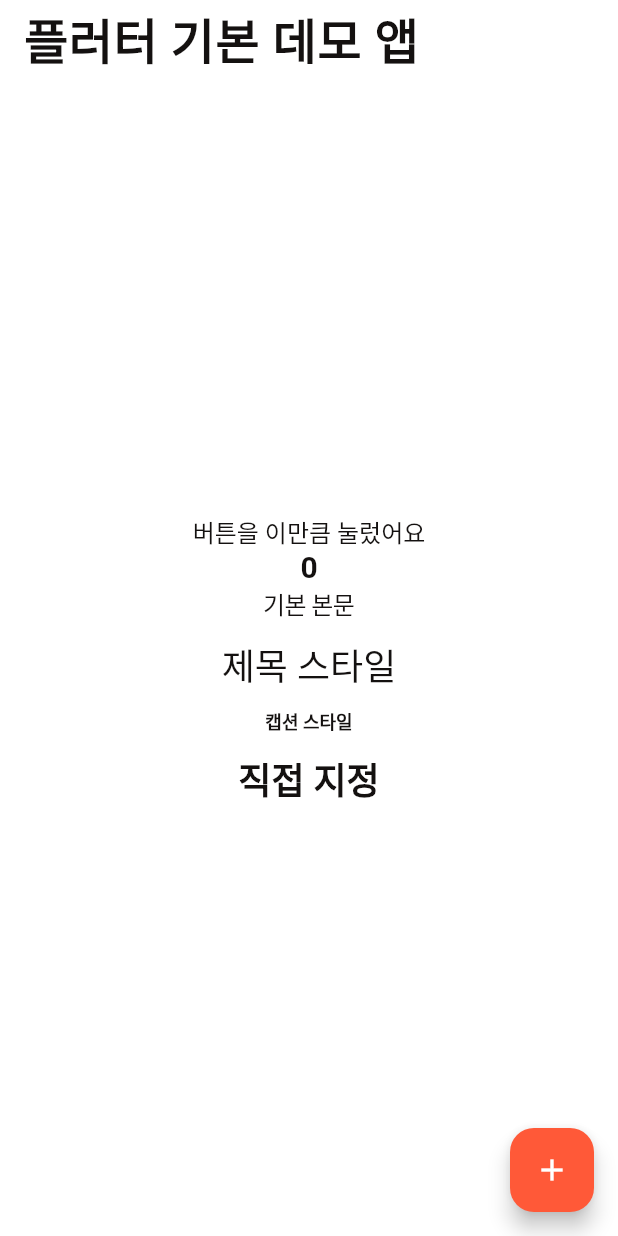
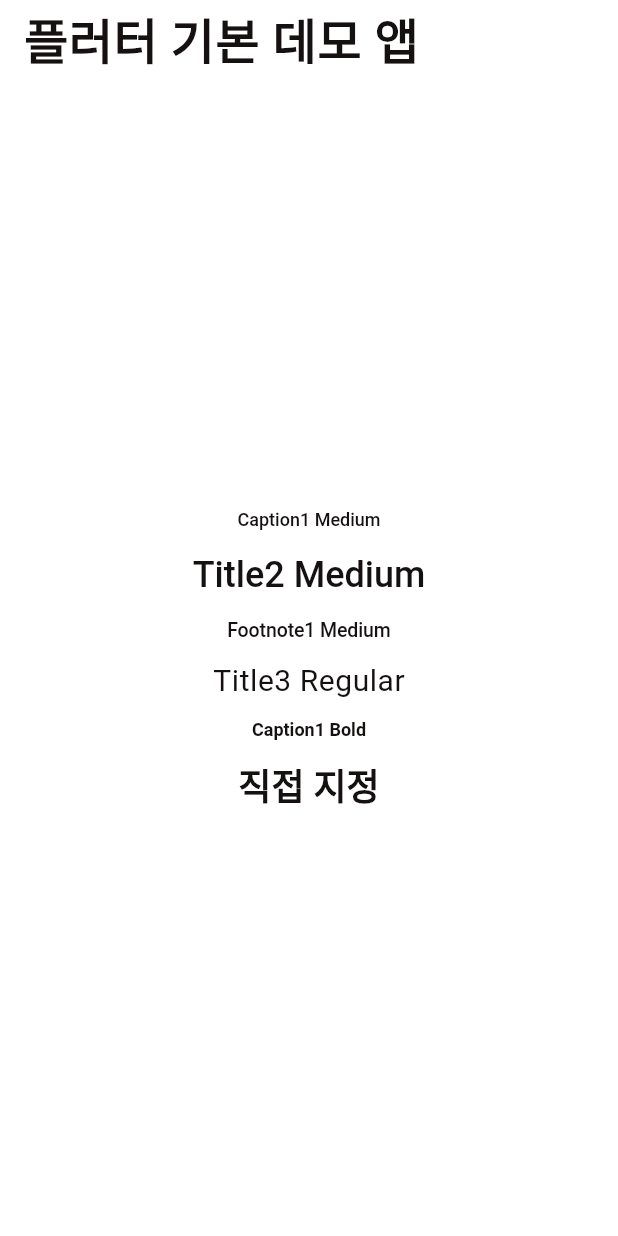
Before and after one commit to skku-sw-25f-capstone6/HealthyScanner, a Flutter app: the screen it shows after launch, on a phone screen of 412 x 824 dp. Run offline on Flutter 3.47's test engine with Material 3 defaults, Android fonts, the light colour scheme and no system bars; Roboto replaces fonts that are missing (NotoSansKR).

Commit message:
setting: 폰트 수정사항 반영

```diff
--- a/healthy_scanner/lib/main.dart
+++ b/healthy_scanner/lib/main.dart
@@ -22,16 +22,6 @@ class MyApp extends StatelessWidget {
 
 class MyHomePage extends StatefulWidget {
   const MyHomePage({super.key, required this.title});
-
-  // This widget is the home page of your application. It is stateful, meaning
-  // that it has a State object (defined below) that contains fields that affect
-  // how it looks.
-
-  // This class is the configuration for the state. It holds the values (in this
-  // case the title) provided by the parent (in this case the App widget) and
-  // used by the build method of the State. Fields in a Widget subclass are
-  // always marked "final".
-
   final String title;
 
   @override
@@ -39,77 +29,40 @@ class MyHomePage extends StatefulWidget {
 }
 
 class _MyHomePageState extends State<MyHomePage> {
-  int _counter = 0;
-
-  void _incrementCounter() {
-    setState(() {
-      // This call to setState tells the Flutter framework that something has
-      // changed in this State, which causes it to rerun the build method below
-      // so that the display can reflect the updated values. If we changed
-      // _counter without calling setState(), then the build method would not be
-      // called again, and so nothing would appear to happen.
-      // 카운터 2씩 변경하도록 수정하였음 - 김정빈
-      _counter += 2;
-    });
-  }
-
   @override
   Widget build(BuildContext context) {
-    // This method is rerun every time setState is called, for instance as done
-    // by the _incrementCounter method above.
-    //
-    // The Flutter framework has been optimized to make rerunning build methods
-    // fast, so that you can just rebuild anything that needs updating rather
-    // than having to individually change instances of widgets.
     return Scaffold(
       appBar: AppBar(
-        // TRY THIS: Try changing the color here to a specific color (to
-        // Colors.amber, perhaps?) and trigger a hot reload to see the AppBar
-        // change color while the other colors stay the same.
         backgroundColor: Theme.of(context).colorScheme.inversePrimary,
-        // Here we take the value from the MyHomePage object that was created by
-        // the App.build method, and use it to set our appbar title.
         title: Text(widget.title),
       ),
       body: Center(
-        // Center is a layout widget. It takes a single child and positions it
-        // in the middle of the parent.
         child: Column(
-          // Column is also a layout widget. It takes a list of children and
-          // arranges them vertically. By default, it sizes itself to fit its
-          // children horizontally, and tries to be as tall as its parent.
-          //
-          // Column has various properties to control how it sizes itself and
-          // how it positions its children. Here we use mainAxisAlignment to
-          // center the children vertically; the main axis here is the vertical
-          // axis because Columns are vertical (the cross axis would be
-          // horizontal).
-          //
-          // TRY THIS: Invoke "debug painting" (choose the "Toggle Debug Paint"
-          // action in the IDE, or press "p" in the console), to see the
-          // wireframe for each widget.
           mainAxisAlignment: MainAxisAlignment.center,
           children: <Widget>[
-            const Text(
-              '버튼을 이만큼 눌렀어요',
-            ),
             Text(
-              '$_counter',
-              style: context.title3Bold,
-            ),
-            Text(
-              '기본 본문',
-              style: context.bodyMedium,
+              'Caption1 Medium',
+              style: context.caption1Medium,
             ),
             const SizedBox(height: 12),
             Text(
-              '제목 스타일',
+              'Title2 Medium',
               style: context.title2Medium,
             ),
             const SizedBox(height: 12),
             Text(
-              '캡션 스타일',
-              style: context.caption1SemiBold,
+              'Footnote1 Medium',
+              style: context.footnote1Medium,
+            ),
+            const SizedBox(height: 12),
+            Text(
+              'Title3 Regular',
+              style: context.title3Regular,
+            ),
+            const SizedBox(height: 12),
+            Text(
+              'Caption1 Bold',
+              style: context.caption1Bold,
             ),
             const SizedBox(height: 12),
             const Text(
@@ -123,11 +76,6 @@ class _MyHomePageState extends State<MyHomePage> {
           ],
         ),
       ),
-      floatingActionButton: FloatingActionButton(
-        onPressed: _incrementCounter,
-        tooltip: '증가',
-        child: const Icon(Icons.add),
-      ), // This trailing comma makes auto-formatting nicer for build methods.
     );
   }
 }
--- a/healthy_scanner/lib/theme/theme_extensions.dart
+++ b/healthy_scanner/lib/theme/theme_extensions.dart
@@ -6,17 +6,12 @@ extension TextThemeExtension on BuildContext {
 
   // Flutter 기본 TextTheme
   TextStyle get caption4Semibold => AppTextStyles.caption4Semibold;
-  TextStyle get caption3Regular => AppTextStyles.caption3Regular;
   TextStyle get caption2Regular => AppTextStyles.caption2Regular;
-  TextStyle get caption2Medium => AppTextStyles.caption2Medium;
   TextStyle get caption1Regular => AppTextStyles.caption1Regular;
   TextStyle get caption1Medium => AppTextStyles.caption1Medium;
-  TextStyle get caption1SemiBold => AppTextStyles.caption1SemiBold;
   TextStyle get caption1Bold => AppTextStyles.caption1Bold;
 
   // Footnotes
-  TextStyle get footnote3SemiBold => AppTextStyles.footnote3SemiBold;
-  TextStyle get footnote2Regular => AppTextStyles.footnote2Regular;
   TextStyle get footnote2Medium => AppTextStyles.footnote2Medium;
   TextStyle get footnote2Bold => AppTextStyles.footnote2Bold;
   TextStyle get footnote1Light => AppTextStyles.footnote1Light;
```
Also changed, not shown: healthy_scanner/lib/theme/app_typography.dart (+2 -9 lines), 3 other files.
